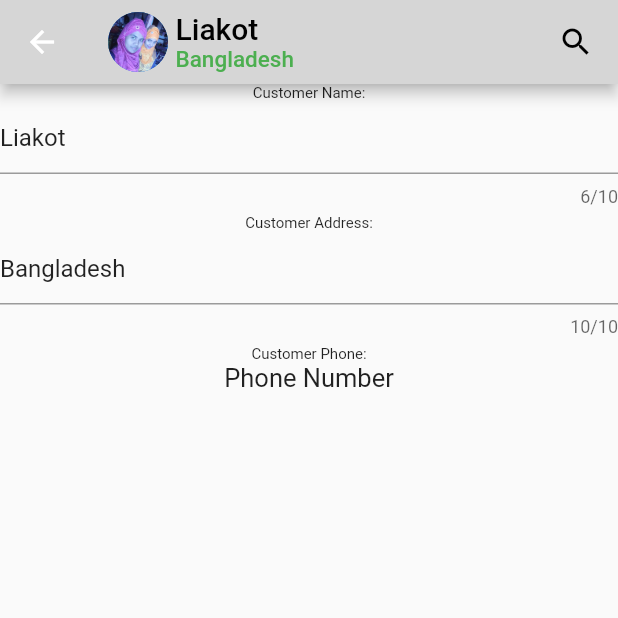
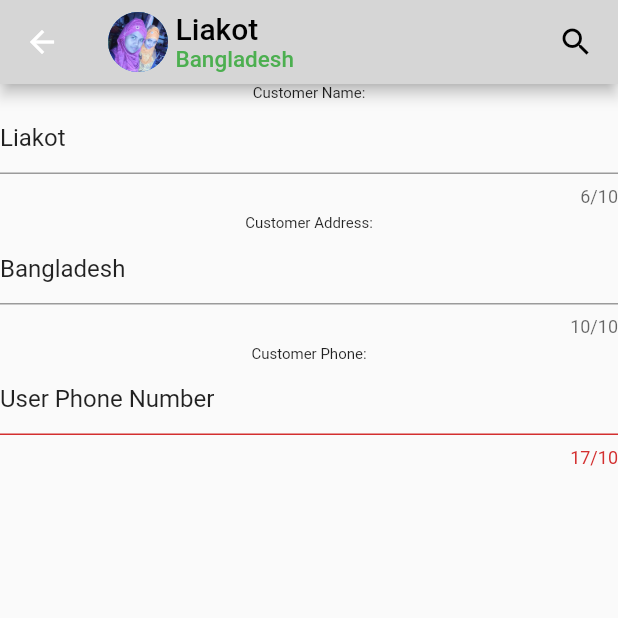
Before and after one commit to Liakot-ali/Flutter-Learn, a Flutter app: the screen it shows after launch, after a tap on "Add", after a tap on "Liakot", on a phone screen of 412 x 824 dp, the top half of it. Run offline on Flutter 3.47's test engine with Material 2 defaults, Android fonts, the phone set to English and light mode, and no system bars.

Commit message:
changes modified

```diff
--- a/lib/customer_details.dart
+++ b/lib/customer_details.dart
@@ -27,9 +27,7 @@ class _StateCustomerDetails extends State<CustomerDetails> {
       ),
       body: Center(
         child: Column(
-          crossAxisAlignment: CrossAxisAlignment.center,
           children: [
-
             Text(
               "Customer Name:",
               style: TextStyle(fontSize: 10.0),
@@ -56,9 +54,9 @@ class _StateCustomerDetails extends State<CustomerDetails> {
               "Customer Phone:",
               style: TextStyle(fontSize: 10.0),
             ),
-            Text(
-              "Phone Number",
-              style: TextStyle(fontSize: 17.0),
+            TextFormField(
+              initialValue: "User Phone Number",
+              maxLength: 10,
             ),
             SizedBox(
               height: 5.0,
```
